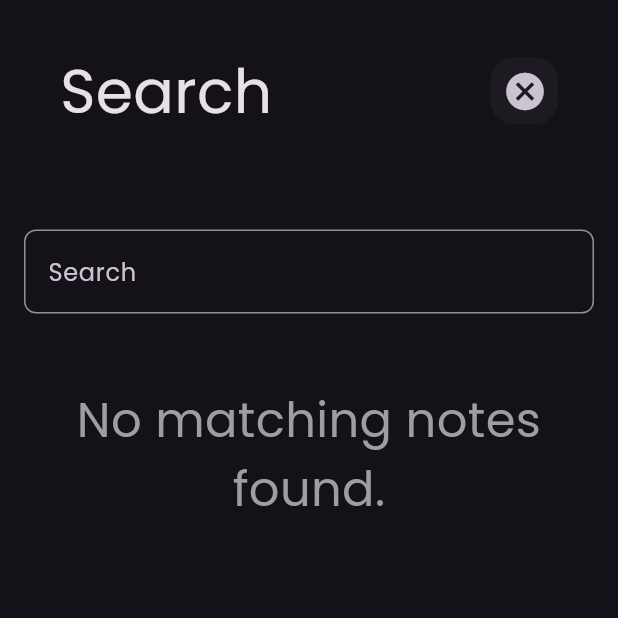
After one commit to Hossam-Yaser/NotesApp, a Flutter app: the screen it shows after launch, after a tap on the "search" icon, on a phone screen of 412 x 824 dp, the top half of it. The commit adds this screen. Run offline on Flutter 3.47's test engine with Material 3 defaults, Android fonts, the phone set to English and light mode, and no system bars; our stand-ins replace bloc, flutter_bloc, hive, hive_flutter; accounts and stored records are empty.

Commit message:
feat: Implement search functionality for notes and enhance UI components

```diff
--- a/lib/cubits/notes_cubit/notes_cubit.dart
+++ b/lib/cubits/notes_cubit/notes_cubit.dart
@@ -9,9 +9,27 @@ part 'notes_state.dart';
 class NotesCubit extends Cubit<NotesState> {
   NotesCubit() : super(NotesInitial());
   List<NoteModel>? notes;
+  List<NoteModel> searchResult = [];
   fetchAllNotes() {
     var notesBox = Hive.box<NoteModel>(kNotes);
     notes = notesBox.values.toList();
     emit(NotesSuccess());
   }
+
+  // searchNotes(String searchByTitle) {
+  //   for (int i = 0; i < notes!.length; i++) {
+  //     if (notes![i].title.contains(searchByTitle)) {
+  //       searchResult.add(notes![i]);
+  //     }
+  //   }
+  //   return searchResult;
+  // }
+  searchNotes(String searchByTitle) {
+    final box = Hive.box<NoteModel>('notes_hive');
+    final filteredNotes = box.values.where((note) {
+      return note.title.toLowerCase().contains(searchByTitle.toLowerCase());
+    }).toList();
+
+    return filteredNotes;
+  }
 }
--- a/lib/main.dart
+++ b/lib/main.dart
@@ -6,6 +6,7 @@ import 'package:notes_app_using_hive/cubits/notes_cubit/notes_cubit.dart';
 import 'package:notes_app_using_hive/models/note_model.dart';
 import 'package:notes_app_using_hive/views/editnote/edit_note_view.dart';
 import 'package:notes_app_using_hive/views/home/home_view.dart';
+import 'package:notes_app_using_hive/views/search/search_view.dart';
 
 void main() async {
   WidgetsFlutterBinding.ensureInitialized();
@@ -36,4 +37,5 @@ class NotesApp extends StatelessWidget {
 Map<String, Widget Function(BuildContext)> _routes = {
   HomeView.id: (context) => HomeView(),
   EditNoteView.id: (context) => EditNoteView(),
+  SearchView.id: (context) => SearchView(),
 };
--- a/lib/views/editnote/edit_note_view.dart
+++ b/lib/views/editnote/edit_note_view.dart
@@ -31,6 +31,7 @@ class _EditNoteViewState extends State<EditNoteView> {
       body: SafeArea(
         child: Padding(
           padding: const EdgeInsets.all(16.0),
+          child: SingleChildScrollView(
             child: Column(
               children: [
                 CustomAppbar(
@@ -78,6 +79,7 @@ class _EditNoteViewState extends State<EditNoteView> {
             ),
           ),
         ),
+      ),
     );
   }
 }
--- a/lib/views/home/widgets/custom_textfield.dart
+++ b/lib/views/home/widgets/custom_textfield.dart
@@ -7,6 +7,7 @@ class CustomTextfield extends StatelessWidget {
   final TextEditingController? controller;
   final int maxLines;
   void Function(String?)? onSaved;
+  void Function(String)? onChanged;
 
   CustomTextfield({
     super.key,
@@ -15,6 +16,7 @@ class CustomTextfield extends StatelessWidget {
     this.controller,
     this.onSaved,
     this.maxLines = 1,
+    this.onChanged,
   });
 
   @override
@@ -22,6 +24,7 @@ class CustomTextfield extends StatelessWidget {
     return TextFormField(
       controller: controller,
       onSaved: onSaved,
+      onChanged: onChanged,
       maxLines: maxLines,
       validator: (value) {
         if (value?.isEmpty ?? true) {
--- a/lib/views/home/widgets/notes_view_body.dart
+++ b/lib/views/home/widgets/notes_view_body.dart
@@ -1,6 +1,7 @@
 import 'package:flutter/material.dart';
 import 'package:notes_app_using_hive/views/home/widgets/custom_appbar.dart';
 import 'package:notes_app_using_hive/views/home/widgets/noteslistview_widget.dart';
+import 'package:notes_app_using_hive/views/search/search_view.dart';
 
 class NotesViewBody extends StatelessWidget {
   const NotesViewBody({super.key});
@@ -10,7 +11,12 @@ class NotesViewBody extends StatelessWidget {
     return SafeArea(
       child: Column(
         children: [
-          CustomAppbar(TitleText: "Notes"),
+          CustomAppbar(
+            TitleText: "Notes",
+            onPressed: () {
+              Navigator.pushNamed(context, SearchView.id);
+            },
+          ),
           Expanded(child: Notesitemlistviewwidget()),
         ],
       ),
--- /dev/null
+++ b/lib/views/search/search_view.dart
@@ -0,0 +1,96 @@
+import 'package:flutter/material.dart';
+import 'package:flutter_bloc/flutter_bloc.dart';
+import 'package:notes_app_using_hive/cubits/notes_cubit/notes_cubit.dart';
+import 'package:notes_app_using_hive/models/note_model.dart';
+import 'package:notes_app_using_hive/views/editnote/edit_note_view.dart';
+import 'package:notes_app_using_hive/views/home/widgets/custom_appbar.dart';
+import 'package:notes_app_using_hive/views/home/widgets/custom_textfield.dart';
+import 'package:notes_app_using_hive/views/home/widgets/noteitem_widget.dart';
+
+class SearchView extends StatefulWidget {
+  static String id = 'Search View';
+  const SearchView({super.key});
+
+  @override
+  State<SearchView> createState() => _SearchViewState();
+}
+
+class _SearchViewState extends State<SearchView> {
+  List<NoteModel> searchResultNotes = [];
+  AutovalidateMode autovalidateMode = AutovalidateMode.disabled;
+  final GlobalKey<FormState> formKey = GlobalKey();
+  String searchQuary = '';
+
+  @override
+  Widget build(BuildContext context) {
+    return Scaffold(
+      body: SafeArea(
+        child: Padding(
+          padding: const EdgeInsets.all(16.0),
+          child: Column(
+            children: [
+              CustomAppbar(
+                TitleText: "Search",
+                customIcon: Icons.cancel,
+                onPressed: () {
+                  Navigator.pop(context);
+                },
+              ),
+              const SizedBox(height: 40),
+              Padding(
+                padding: const EdgeInsets.symmetric(vertical: 8.0),
+                child: Form(
+                  key: formKey,
+                  child: CustomTextfield(
+                    labelText: "Search",
+                    hintText: "Search By Title",
+                    onChanged: (value) {
+                      searchQuary = value;
+                      if (formKey.currentState!.validate()) {
+                        formKey.currentState!.save();
+                        searchResultNotes = BlocProvider.of<NotesCubit>(
+                          context,
+                        ).searchNotes(searchQuary);
+                        setState(() {});
+                      } else {
+                        searchResultNotes = [];
+                        autovalidateMode = AutovalidateMode.always;
+                        setState(() {});
+                      }
+                    },
+                  ),
+                ),
+              ),
+              if (searchResultNotes.isNotEmpty)
+                Expanded(
+                  child: ListView.builder(
+                    itemCount: searchResultNotes.length,
+                    itemBuilder: (context, index) {
+                      return GestureDetector(
+                        onTap: () {
+                          Navigator.of(context).pushNamed(
+                            EditNoteView.id,
+                            arguments: searchResultNotes[index],
+                          );
+                        },
+                        child: NoteitemWidget(note: searchResultNotes[index]),
+                      );
+                    },
+                  ),
+                )
+              else
+                const Padding(
+                  padding: EdgeInsets.only(top: 40.0, left: 16, right: 16),
+                  child: Text(
+                    "No matching notes found.",
+                    textAlign: TextAlign.center,
+                    style: TextStyle(fontSize: 32, color: Colors.grey),
+                  ),
+                ),
+            ],
+          ),
+        ),
+      ),
+    );
+  }
+}
```
Also changed, not shown: lib/views/home/widgets/add_note_form.dart (+9 -6 lines). Lines whose indentation alone changed are shown as unchanged.
